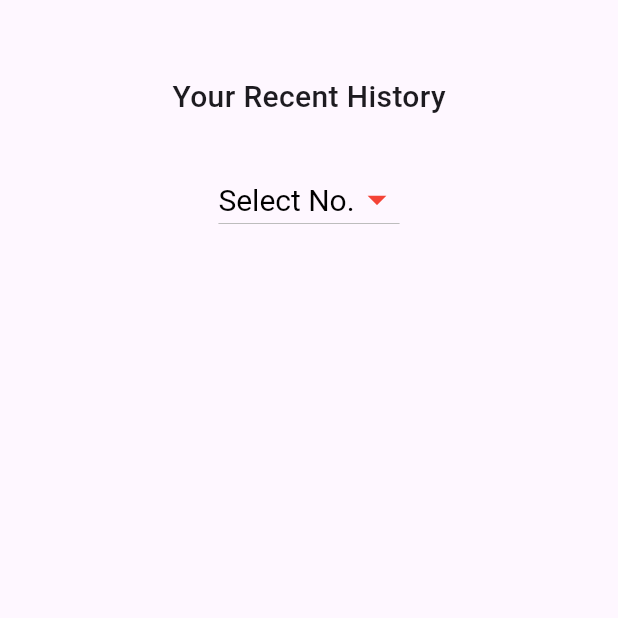
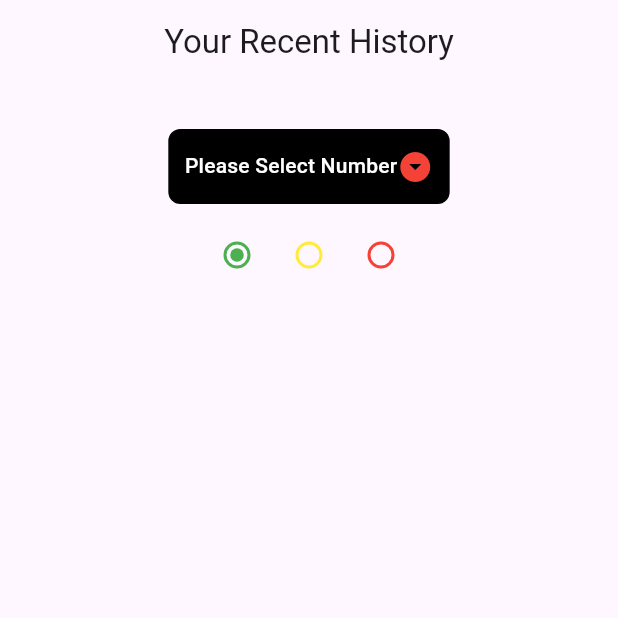
Before and after one commit to karnys/probable-barnacle, a Flutter app: the History screen opened directly, on a phone screen of 412 x 824 dp, the top half of it. Run offline on Flutter 3.47's test engine with Material 3 defaults, Android fonts, the phone set to English and light mode, and no system bars; our stand-ins replace cloud_firestore, date_picker_timeline, firebase_auth, firebase_core, get, google_sign_in and 1 more; accounts and stored records are empty.

Commit message:
Edit history

```diff
--- a/flutter_project/coop_admin/lib/Pages/HistoryPage/history.dart
+++ b/flutter_project/coop_admin/lib/Pages/HistoryPage/history.dart
@@ -1,63 +1,116 @@
 import 'package:flutter/material.dart';
 
 class History extends StatefulWidget {
-  const History({super.key});
+  const History({Key? key}) : super(key: key);
 
   @override
-  State<History> createState() => _HistoryState();
+  _History createState() => _History();
 }
 
-class _HistoryState extends State<History> {
-  String? selectedHistoryItem; // ปรับปรุงประเภทของตัวแปร
-
-  void onChanged(String? selectedValue) {
-    // อัปเดต state เมื่อมีการเลือกรายการประวัติ
-    setState(() {
-      selectedHistoryItem = selectedValue;
-    });
-
-    // ดำเนินการเพิ่มเติมตามต้องการ
-    print('Selected history item: $selectedValue');
-  }
+class _History extends State<History> {
+  String _selectedValue = '';
+  String _selectedPosition = '';
+  int selectedOption = 1;
+  List<DropdownMenuItem<String>> items = [
+    'Number 261',
+    'Number 262',
+    'Number 263',
+    'Number 264',
+    'Number 265',
+    'Number 266',
+    'Number 267',
+  ].map<DropdownMenuItem<String>>((String value) {
+    return DropdownMenuItem<String>(
+      value: value,
+      child: Text(
+        value,
+        style: TextStyle(color: Colors.black, fontSize: 14),
+      ),
+    );
+  }).toList();
 
   @override
   Widget build(BuildContext context) {
     return Scaffold(
-      body: Padding(
-        padding: const EdgeInsets.only(top: 50),
+      appBar: AppBar(
+        automaticallyImplyLeading: false,
+        title: Center(child: Text('Your Recent History')),
+      ),
+      body: Center(
         child: Column(
           children: [
-            Center(
-              child: Text(
-                'Your Recent History',
-                style: TextStyle(fontSize: 20, fontWeight: FontWeight.w500),
+            SizedBox(
+              height: 30,
+            ),
+            Container(
+              padding: EdgeInsets.only(left: 10, right: 10),
+              decoration: BoxDecoration(
+                borderRadius: BorderRadius.circular(8.0),
+                border: Border.all(),
+                color: Colors.black,
+              ),
+              child: DropdownButtonHideUnderline(
+                child: DropdownButton(
+                  icon: Icon(Icons.arrow_drop_down_circle, color: Colors.red),
+                  items: items,
+                  onChanged: (String? value) {
+                    setState(() {
+                      _selectedValue = value ?? '';
+                    });
+                    print('----- value ------');
+                    print(_selectedValue);
+                  },
+                  hint: Text(
+                    "Please Select Number",
+                    style: TextStyle(
+                      color: Colors.white,
+                      fontSize: 14,
+                      fontWeight: FontWeight.w500,
+                    ),
+                  ),
+                ),
               ),
             ),
-            SizedBox(height: 30),
-            DropdownButton<String?>(
-              style: TextStyle(fontSize: 20, color: Colors.white),
-              borderRadius: BorderRadius.circular(15),
-              dropdownColor: Colors.red,
-              hint: Text(
-                'Select No.',
-                style: TextStyle(
-                  color: Colors.black,
+            SizedBox(
+              height: 10,
+            ),
+            Row(
+              mainAxisAlignment: MainAxisAlignment.center,
+              children: [
+                Radio<int>(
+                  value: 1,
+                  groupValue: selectedOption,
+                  activeColor: Colors.green,
+                  fillColor: MaterialStateProperty.all(Colors.green),
+                  onChanged: (int? value) {
+                    setState(() {
+                      selectedOption = value!;
+                    });
+                  },
                 ),
-              ),
-              iconSize: 30,
-              iconEnabledColor: Colors.red,
-              iconDisabledColor: Colors.red,
-              items: [
-                DropdownMenuItem(child: Text('No.251'), value: 'No.251'),
-                DropdownMenuItem(child: Text('No.252'), value: 'No.252'),
-                DropdownMenuItem(child: Text('No.253'), value: 'No.253'),
-                DropdownMenuItem(child: Text('No.254'), value: 'No.254'),
-                DropdownMenuItem(child: Text('No.255'), value: 'No.255'),
-                DropdownMenuItem(child: Text('No.256'), value: 'No.256'),
-                DropdownMenuItem(child: Text('No.257'), value: 'No.257'),
-                DropdownMenuItem(child: Text('No.258'), value: 'No.258'),
+                Radio<int>(
+                  value: 2,
+                  groupValue: selectedOption,
+                  activeColor: Colors.yellow,
+                  fillColor: MaterialStateProperty.all(Colors.yellow),
+                  onChanged: (int? value) {
+                    setState(() {
+                      selectedOption = value!;
+                    });
+                  },
+                ),
+                Radio<int>(
+                  value: 3,
+                  groupValue: selectedOption,
+                  activeColor: Colors.red,
+                  fillColor: MaterialStateProperty.all(Colors.red),
+                  onChanged: (int? value) {
+                    setState(() {
+                      selectedOption = value!;
+                    });
+                  },
+                ),
               ],
-              onChanged: onChanged,
             ),
           ],
         ),
--- a/flutter_project/coop_admin/lib/Pages/Login&SinginPage/login.dart
+++ b/flutter_project/coop_admin/lib/Pages/Login&SinginPage/login.dart
@@ -39,7 +39,7 @@ class _LoginState extends State<Login> {
   Widget build(BuildContext context) {
     return Scaffold(
       appBar: AppBar(
-        automaticallyImplyLeading: true,
+        automaticallyImplyLeading: false,
         backgroundColor: Color(0xffBDD9FF),
         flexibleSpace: Padding(
           padding: const EdgeInsets.only(top: 30),
```
Also changed, not shown: flutter_project/coop_admin/lib/Pages/HistoryPage/widget/dropdownq.dart (added, +68 -0 lines), flutter_project/coop_admin/lib/Pages/SettingPage/setting.dart (+79 -4 lines), flutter_project/coop_admin/lib/Pages/SettingPage/settinginfo.dart (added, +116 -0 lines).
